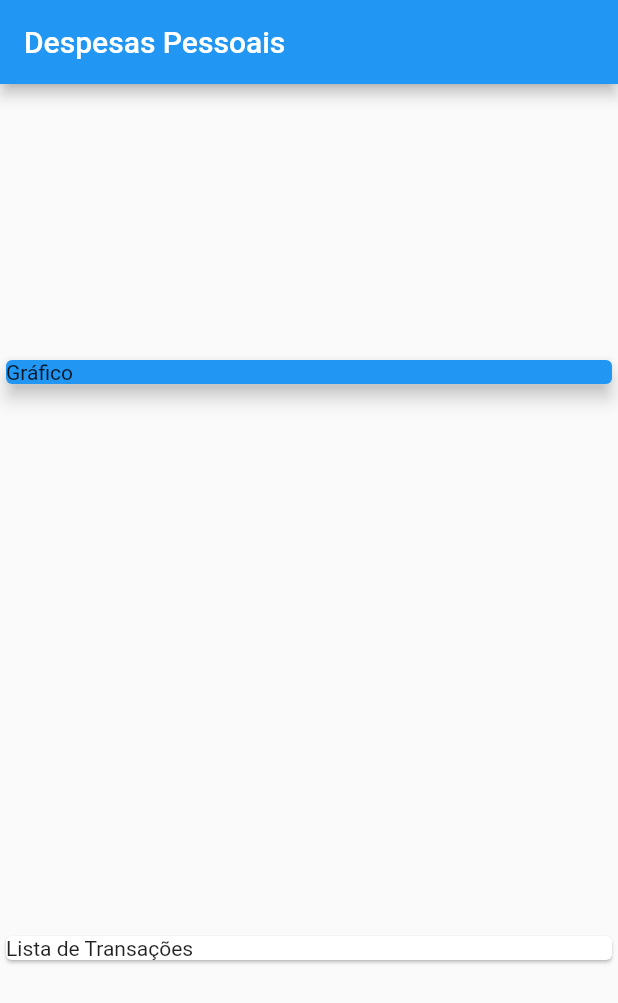
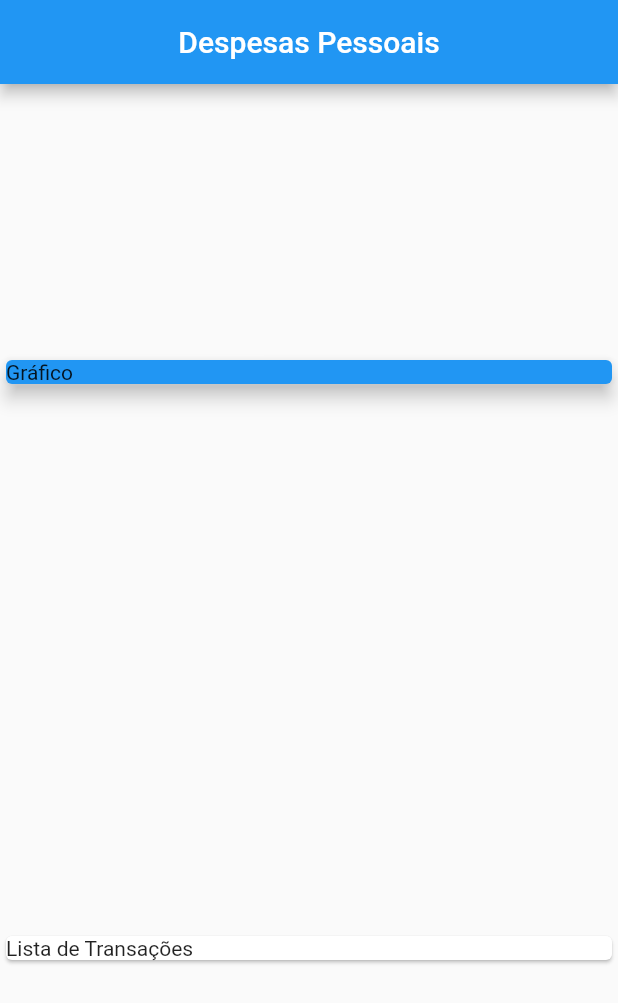
Before and after one commit to eugustavokeller/DevMobile, a Flutter app: the screen it shows after launch, on a phone screen of 412 x 824 dp. Shown: the top 1003 px of the screen. Run offline on Flutter 3.47's test engine with Material 2 defaults, Android fonts, the phone set to English and light mode, and no system bars.

```diff
--- a/curso_flutter/expenses/lib/main.dart
+++ b/curso_flutter/expenses/lib/main.dart
@@ -1,6 +1,5 @@
+import 'package:expenses/models/transaction.dart';
 import 'package:flutter/material.dart';
-import 'package:flutter/src/foundation/key.dart';
-import 'package:flutter/src/widgets/framework.dart';
 
 main() => runApp(ExpansesApp());
 
@@ -12,10 +11,26 @@ class ExpansesApp extends StatelessWidget {
 }
 
 class MyHomePage extends StatelessWidget {
+  final _transactions = [
+    Transaction(
+      id: 't1',
+      title: 'Novo Tênis de Corrida',
+      value: 310.76,
+      date: DateTime.now(),
+    ),
+    Transaction(
+      id: 't2',
+      title: 'Conta de Luz',
+      value: 211.30,
+      date: DateTime.now(),
+    ),
+  ];
+
   @override
   Widget build(BuildContext context) {
     return Scaffold(
       appBar: AppBar(
+        centerTitle: true,
         title: Text('Despesas Pessoais'),
       ),
       body: Column(
--- /dev/null
+++ b/curso_flutter/expenses/lib/models/transaction.dart
@@ -0,0 +1,14 @@
+
+class Transaction {
+  final String id;
+  final String title;
+  final double value;
+  final DateTime date;
+
+  Transaction({
+    required this.id,
+    required this.title,
+    required this.value,
+    required this.date,
+  });
+}
```
